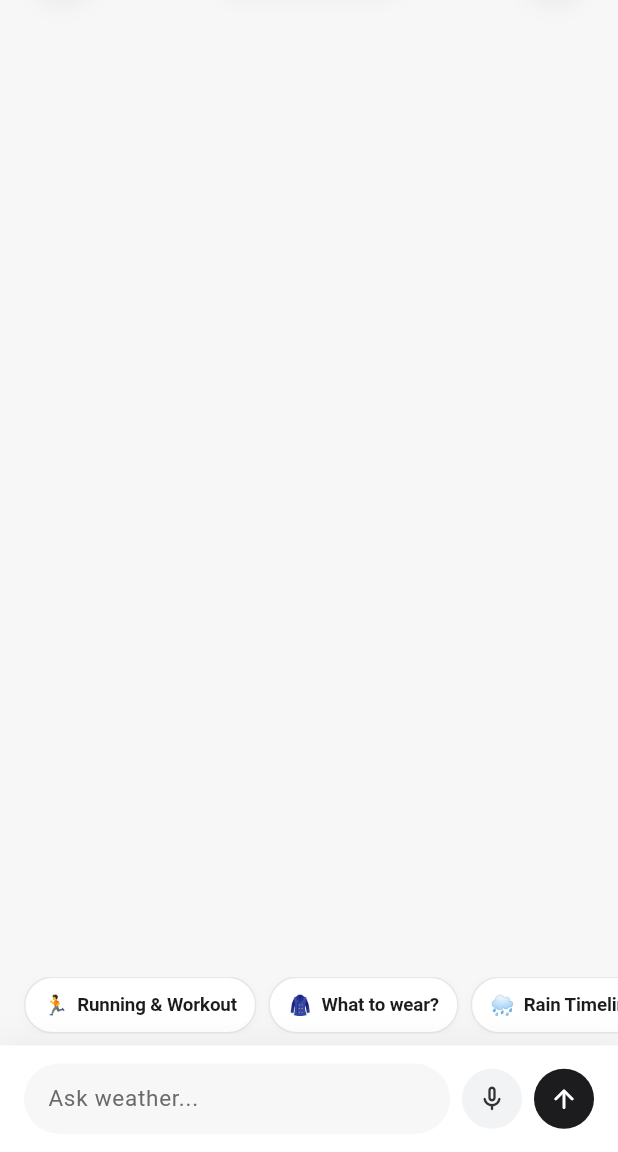
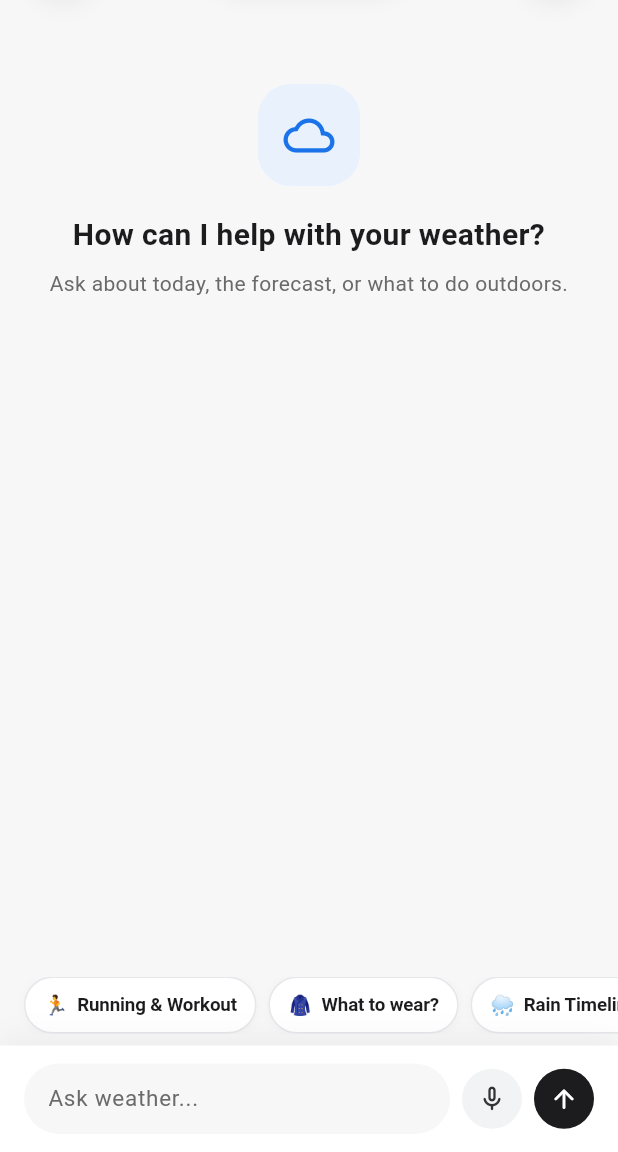
Before and after one commit to Rakesh-Manthri/WeatherGPT, a Flutter app: the ChatScreen screen opened directly, on a phone screen of 412 x 824 dp, the part 84-1236 px from its top. Run offline on Flutter 3.47's test engine with Material 3 defaults, Android fonts, the light colour scheme and no system bars; our stand-ins replace dio, flutter_dotenv, flutter_markdown, flutter_tts, geolocator, shared_preferences and 2 more; missing offline and left inert: mappls_gl; accounts and stored records are empty.

Commit message:
fix: improve WeatherNext integration and weather UI

```diff
--- a/lib/features/chat/screens/chat_screen.dart
+++ b/lib/features/chat/screens/chat_screen.dart
@@ -119,11 +119,15 @@ class _ChatScreenState extends State<ChatScreen> {
         setState(() {
           _messages.clear();
           for (final item in response) {
-            _messages.add(ChatMessage(
+            _messages.add(
+              ChatMessage(
                 text: item['content'] ?? '',
                 isUser: item['role'] == 'user',
-              timestamp: DateTime.tryParse(item['created_at'] ?? '') ?? DateTime.now(),
-            ));
+                timestamp:
+                    DateTime.tryParse(item['created_at'] ?? '') ??
+                    DateTime.now(),
+              ),
+            );
           }
         });
         _scrollToBottom();
@@ -134,14 +138,12 @@ class _ChatScreenState extends State<ChatScreen> {
   }
 
   Future<void> _sendMessage(String text) async {
-    if (text.trim().isEmpty) return;
+    if (text.trim().isEmpty || _isTyping) return;
 
     setState(() {
-      _messages.add(ChatMessage(
-        text: text,
-        isUser: true,
-        timestamp: DateTime.now(),
-      ));
+      _messages.add(
+        ChatMessage(text: text, isUser: true, timestamp: DateTime.now()),
+      );
       _isTyping = true;
     });
     _textController.clear();
@@ -171,12 +173,14 @@ class _ChatScreenState extends State<ChatScreen> {
       if (mounted) {
         setState(() {
           _isTyping = false;
-          _messages.add(ChatMessage(
+          _messages.add(
+            ChatMessage(
               text: result.reply,
               isUser: false,
               timestamp: DateTime.now(),
               weatherData: result.weatherData,
-          ));
+            ),
+          );
         });
         // Save assistant reply to Supabase
         _saveMessageToDb(result.reply, 'assistant');
@@ -186,11 +190,13 @@ class _ChatScreenState extends State<ChatScreen> {
       if (mounted) {
         setState(() {
           _isTyping = false;
-          _messages.add(ChatMessage(
+          _messages.add(
+            ChatMessage(
               text: "Connection Error: $e",
               isUser: false,
               timestamp: DateTime.now(),
-          ));
+            ),
+          );
         });
         _scrollToBottom();
       }
@@ -269,7 +275,9 @@ class _ChatScreenState extends State<ChatScreen> {
       if (mounted) {
         ScaffoldMessenger.of(context).showSnackBar(
           const SnackBar(
-            content: Text('Speech recognition not available or microphone permission denied'),
+            content: Text(
+              'Speech recognition not available or microphone permission denied',
+            ),
             duration: Duration(seconds: 2),
           ),
         );
@@ -298,9 +306,14 @@ class _ChatScreenState extends State<ChatScreen> {
 
                   // Pill Styled WeatherGPT Badge
                   Container(
-                    padding: const EdgeInsets.symmetric(horizontal: 18, vertical: 8),
+                    padding: const EdgeInsets.symmetric(
+                      horizontal: 18,
+                      vertical: 8,
+                    ),
                     decoration: BoxDecoration(
-                      color: widget.isIncognito ? const Color(0xFF1C1C1E) : Colors.white,
+                      color: widget.isIncognito
+                          ? const Color(0xFF1C1C1E)
+                          : Colors.white,
                       borderRadius: BorderRadius.circular(20),
                       boxShadow: [
                         BoxShadow(
@@ -316,17 +329,23 @@ class _ChatScreenState extends State<ChatScreen> {
                         if (widget.isIncognito) ...[
                           const CustomPaint(
                             size: Size(16, 16),
-                            painter: _ChatIncognitoIconPainter(color: Colors.white),
+                            painter: _ChatIncognitoIconPainter(
+                              color: Colors.white,
+                            ),
                           ),
                           const SizedBox(width: 8),
                         ],
                         Text(
-                          widget.isIncognito ? 'WeatherGPT • Private' : 'WeatherGPT',
+                          widget.isIncognito
+                              ? 'WeatherGPT • Private'
+                              : 'WeatherGPT',
                           style: TextStyle(
                             fontFamily: 'serif',
                             fontSize: 15,
                             fontWeight: FontWeight.w600,
-                            color: widget.isIncognito ? Colors.white : const Color(0xFF1C1C1E),
+                            color: widget.isIncognito
+                                ? Colors.white
+                                : const Color(0xFF1C1C1E),
                             letterSpacing: -0.2,
                           ),
                         ),
@@ -347,9 +366,57 @@ class _ChatScreenState extends State<ChatScreen> {
             Expanded(
               child: ListView.builder(
                 controller: _scrollController,
-                padding: const EdgeInsets.symmetric(horizontal: 16, vertical: 8),
-                itemCount: _isTyping ? _messages.length + 1 : _messages.length,
+                padding: const EdgeInsets.symmetric(
+                  horizontal: 16,
+                  vertical: 8,
+                ),
+                itemCount: _messages.isEmpty
+                    ? 1
+                    : (_isTyping ? _messages.length + 1 : _messages.length),
                 itemBuilder: (context, index) {
+                  if (_messages.isEmpty) {
+                    return Padding(
+                      padding: const EdgeInsets.fromLTRB(12, 36, 12, 20),
+                      child: Column(
+                        mainAxisSize: MainAxisSize.min,
+                        children: [
+                          Container(
+                            width: 68,
+                            height: 68,
+                            decoration: BoxDecoration(
+                              color: const Color(0xFFE8F1FC),
+                              borderRadius: BorderRadius.circular(22),
+                            ),
+                            child: const Icon(
+                              Icons.cloud_outlined,
+                              size: 34,
+                              color: Color(0xFF1A73E8),
+                            ),
+                          ),
+                          const SizedBox(height: 18),
+                          const Text(
+                            'How can I help with your weather?',
+                            textAlign: TextAlign.center,
+                            style: TextStyle(
+                              fontSize: 20,
+                              fontWeight: FontWeight.w700,
+                              color: Color(0xFF1C1C1E),
+                            ),
+                          ),
+                          const SizedBox(height: 8),
+                          const Text(
+                            'Ask about today, the forecast, or what to do outdoors.',
+                            textAlign: TextAlign.center,
+                            style: TextStyle(
+                              fontSize: 14,
+                              height: 1.4,
+                              color: Color(0xFF6A6A6A),
+                            ),
+                          ),
+                        ],
+                      ),
+                    );
+                  }
                   if (_isTyping && index == _messages.length) {
                     return const Align(
                       alignment: Alignment.centerLeft,
@@ -361,9 +428,7 @@ class _ChatScreenState extends State<ChatScreen> {
                     onViewMap: (lat, lon) {
                       Navigator.push(
                         context,
-                        MaterialPageRoute(
-                          builder: (_) => const MapScreen(),
-                        ),
+                        MaterialPageRoute(builder: (_) => const MapScreen()),
                       );
                     },
                   );
@@ -376,6 +441,7 @@ class _ChatScreenState extends State<ChatScreen> {
               padding: const EdgeInsets.only(bottom: 8.0),
               child: ActivityChipsBar(
                 onChipSelected: (prompt) {
+                  if (_isTyping) return;
                   _textController.text = prompt;
                   _sendMessage(prompt);
                 },
@@ -425,10 +491,7 @@ class _ChatScreenState extends State<ChatScreen> {
                   isDense: true,
                   contentPadding: EdgeInsets.symmetric(vertical: 8),
                 ),
-                style: const TextStyle(
-                  fontSize: 15,
-                  color: Color(0xFF1C1C1E),
-                ),
+                style: const TextStyle(fontSize: 15, color: Color(0xFF1C1C1E)),
                 onSubmitted: _sendMessage,
               ),
             ),
@@ -436,28 +499,39 @@ class _ChatScreenState extends State<ChatScreen> {
           const SizedBox(width: 8),
 
           // Inline STT Microphone Button
-          GestureDetector(
-            onTap: _toggleListening,
+          Tooltip(
+            message: _isListening ? 'Stop listening' : 'Ask by voice',
+            child: GestureDetector(
+              onTap: _isTyping ? null : _toggleListening,
               child: AnimatedContainer(
                 duration: const Duration(milliseconds: 200),
                 width: 40,
                 height: 40,
                 decoration: BoxDecoration(
-                color: _isListening ? const Color(0xFFFFECEB) : const Color(0xFFF1F3F4),
+                  color: _isListening
+                      ? const Color(0xFFFFECEB)
+                      : const Color(0xFFF1F3F4),
                   shape: BoxShape.circle,
                 ),
                 child: Icon(
                   _isListening ? Icons.mic_rounded : Icons.mic_none_rounded,
-                color: _isListening ? const Color(0xFFD93025) : const Color(0xFF333333),
+                  color: _isListening
+                      ? const Color(0xFFD93025)
+                      : const Color(0xFF333333),
                   size: 20,
+                ),
               ),
             ),
           ),
           const SizedBox(width: 8),
 
           // Send / Submit Button
-          GestureDetector(
-            onTap: () => _sendMessage(_textController.text),
+          Tooltip(
+            message: 'Send message',
+            child: GestureDetector(
+              onTap: _isTyping
+                  ? null
+                  : () => _sendMessage(_textController.text),
               child: Container(
                 width: 40,
                 height: 40,
@@ -472,6 +546,7 @@ class _ChatScreenState extends State<ChatScreen> {
                 ),
               ),
             ),
+          ),
         ],
       ),
     );
@@ -482,10 +557,7 @@ class _ChatCircularIconButton extends StatelessWidget {
   final IconData icon;
   final VoidCallback onPressed;
 
-  const _ChatCircularIconButton({
-    required this.icon,
-    required this.onPressed,
-  });
+  const _ChatCircularIconButton({required this.icon, required this.onPressed});
 
   @override
   Widget build(BuildContext context) {
@@ -509,11 +581,7 @@ class _ChatCircularIconButton extends StatelessWidget {
           borderRadius: BorderRadius.circular(22),
           onTap: onPressed,
           child: Center(
-            child: Icon(
-              icon,
-              size: 20,
-              color: const Color(0xFF1C1C1E),
-            ),
+            child: Icon(icon, size: 20, color: const Color(0xFF1C1C1E)),
           ),
         ),
       ),
```
Also changed, not shown: lib/features/news/screens/news_screen.dart (+12 -16 lines), 4 other files. Lines whose indentation alone changed are shown as unchanged.
